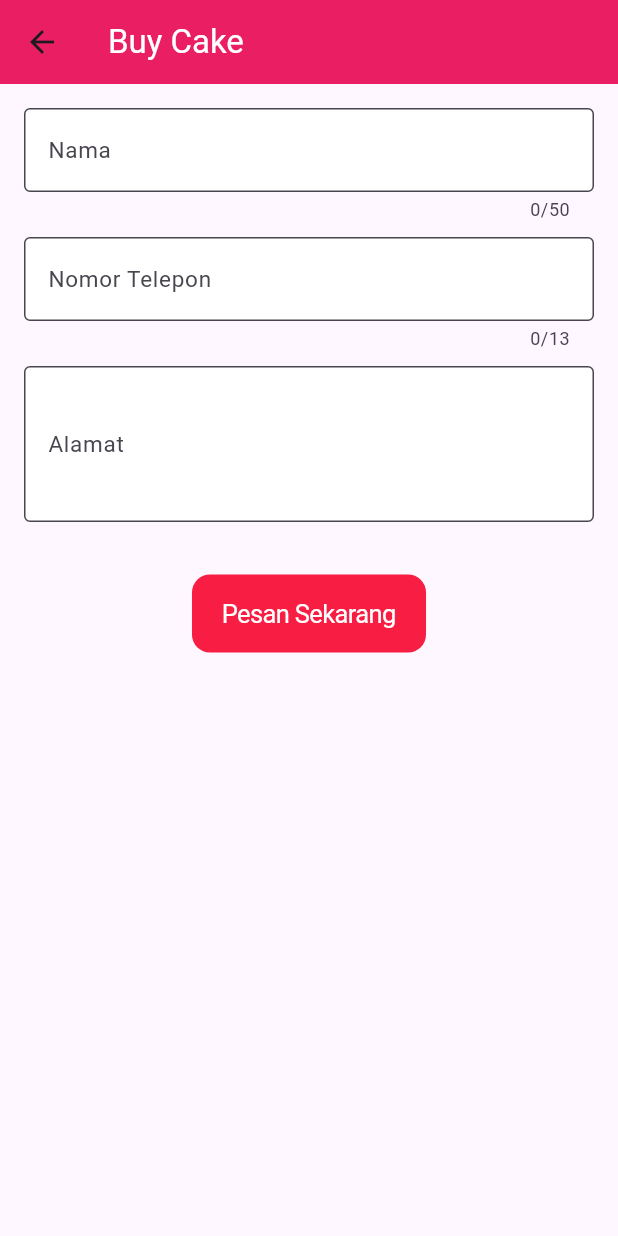
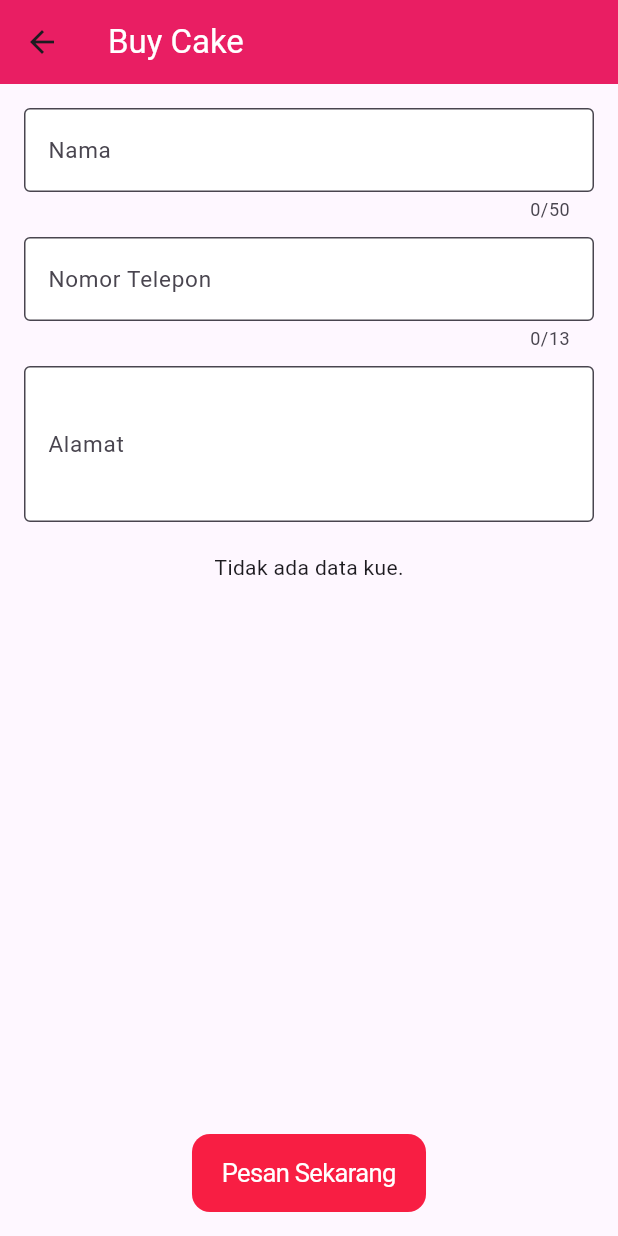
Before and after one commit to S0q0u/Amai_Bakery, a Flutter app: the input_bakery_page screen opened directly, on a phone screen of 412 x 824 dp. Run offline on Flutter 3.47's test engine with Material 3 defaults, Android fonts, the phone set to English and light mode, and no system bars; our stand-ins replace cloud_firestore, firebase_auth, firebase_core, introduction_screen; accounts and stored records are empty.

Commit message:
cake di shop dh sesuai, tapi gak tau kenapa price nya 0

```diff
--- a/lib/cake_collection.dart
+++ b/lib/cake_collection.dart
@@ -21,54 +21,16 @@ class Cake with ChangeNotifier {
 class CakeList with ChangeNotifier {
   final FirebaseServiceCake _firebaseServiceCake = FirebaseServiceCake();
   // Properti stream untuk mendengarkan perubahan pada daftar kue
-  StreamController<List<Cake>> _cakesController =
-  StreamController<List<Cake>>.broadcast();
+  StreamController<List<Cake>> _cakesController = StreamController<List<Cake>>.broadcast();
 
   // Stream untuk digunakan oleh StreamBuilder di ManageCake
   Stream<List<Cake>> get cakesStream => _cakesController.stream;
 
-  final List<Cake> _items = [
-    // Cake(
-    //   id: 'c1',
-    //   name: 'Roti Buaya',
-    //   description: 'tessssssssssss',
-    //   price: 200000,
-    //   imageUrl: 'https://i.ibb.co/cb2DdRy/buaya.jpg',
-    // ),
-    // Cake(
-    //   id: 'c2',
-    //   name: 'Kue Tart',
-    //   description: 'tessssssssssss',
-    //   price: 300000,
-    //   imageUrl: 'https://i.ibb.co/yqZSxW2/tart.jpg',
-    // ),
-    // Cake(
-    //   id: 'c3',
-    //   name: 'Donat',
-    //   description: 'tessssssssssss',
-    //   price: 55000,
-    //   imageUrl: 'https://i.ibb.co/FskqRwp/donat.jpg',
-    // ),
-    // Cake(
-    //   id: 'c4',
-    //   name: 'Bolu Gulung',
-    //   description: 'tessssssssssss',
-    //   price: 200000,
-    //   imageUrl: 'https://i.ibb.co/kcdBL7F/bolu.jpg',
-    // ),
-  ];
-
-  // mengembalikan salinan dari _items menggunakan operator spread (...)
-  // sehingga memastikan bahwa list yang dikembalikan bersifat immutable atau
-  // tidak dapat diubah dari luar kelas.
-  List<Cake> get items {
-    return [..._items];
-  }
-
   Cake? _selectedCake; // tambahkan properti selectedCake
 
-  Cake? get selectedCake =>
-      _selectedCake; // tambahkan getter untuk selectedCake
+  Cake? get selectedCake => _selectedCake; // tambahkan getter untuk selectedCake
+
+
 
   // Add
   // void addCake(Cake cake) async{
--- a/lib/input_bakery_page.dart
+++ b/lib/input_bakery_page.dart
@@ -5,6 +5,7 @@ import 'package:flutter/material.dart';
 import 'package:provider/provider.dart';
 import 'main.dart';
 import 'cake_collection.dart';
+import 'auth.dart';
 
 class input_bakery_page extends StatefulWidget {
   const input_bakery_page({Key? key});
@@ -25,12 +26,30 @@ class _InputPageState extends State<input_bakery_page> {
 
 
   // Fungsi untuk mengembalikan nilai jumlah yang harus dibayar
+  // int getTotal() {
+  //   int total = 0;
+  //   for (String item in quantities.keys) {
+  //     total += (cakeList.items.firstWhere((cake) => cake.name == item).price *
+  //             quantities[item]!)
+  //         .toInt();
+  //   }
+  //   return total;
+  // }
+  // int getTotal() {
+  //   int total = 0;
+  //   for (String item in quantities.keys) {
+  //     // Mengambil harga dari kue yang dipilih berdasarkan ID
+  //     double itemPrice = cakeList.selectedCake?.price ?? 0.0;
+  //
+  //     total += (itemPrice * quantities[item]!).toInt();
+  //   }
+  //   return total;
+  // }
   int getTotal() {
     int total = 0;
     for (String item in quantities.keys) {
-      total += (cakeList.items.firstWhere((cake) => cake.name == item).price *
-              quantities[item]!)
-          .toInt();
+      double itemPrice = cakeList.selectedCake?.price ?? 0.0;
+      total += (itemPrice * quantities[item]!).toInt();
     }
     return total;
   }
@@ -51,6 +70,7 @@ class _InputPageState extends State<input_bakery_page> {
     String addressValue = address.text;
 
     // Map untuk menyimpan data pesanan
+    // Map untuk menyimpan data pesanan
     Map<String, dynamic> order = {
       'name': nameValue,
       'phoneNumber': phoneNumberValue,
@@ -58,8 +78,7 @@ class _InputPageState extends State<input_bakery_page> {
       'items': List<Map<String, dynamic>>.from(quantities.entries.map((entry) {
         String itemName = entry.key;
         int itemQuantity = entry.value;
-        double itemPrice =
-            cakeList.items.firstWhere((cake) => cake.name == itemName).price;
+        double itemPrice = cakeList.selectedCake?.price ?? 0.0;
 
         return {
           'item': itemName,
@@ -280,12 +299,12 @@ class _InputPageState extends State<input_bakery_page> {
               ),
               for (String item in quantities.keys)
                 Text(
-                  //'$item: ${quantities[item]} x Rp ${menuPrices[item]}',
-                  '$item: ${quantities[item]} x Rp ${cakeList.items.firstWhere((cake) => cake.name == item).price}',
+                  '$item: ${quantities[item]} x Rp ${cakeList.selectedCake?.price ?? 0.0}',
                   style: const TextStyle(
                     color: Colors.white,
                   ),
                 ),
+
               Text(
                 ''
                 'Total: Rp ${getTotal()}',
@@ -345,7 +364,7 @@ class _InputPageState extends State<input_bakery_page> {
           ),
         ),
       ),
-      body: SingleChildScrollView(
+      body: Center(
         child: Center(
           child: Padding(
             padding: const EdgeInsets.all(16.0),
@@ -411,32 +430,43 @@ class _InputPageState extends State<input_bakery_page> {
 
                 const SizedBox(height: 20.0),
 
-                // Listview, separated digunakan untuk memisahkan tiap item
-                ListView.separated(
+                Expanded(
+                  child: StreamBuilder<List<Cake>>(
+                    stream: FirebaseServiceCake().getCakesStream(),
+                    builder: (context, snapshot) {
+                      if (snapshot.connectionState == ConnectionState.waiting) {
+                        return CircularProgressIndicator();
+                      } else if (snapshot.hasError) {
+                        return Text('Error: ${snapshot.error}');
+                      } else if (snapshot.data == null || snapshot.data!.isEmpty) {
+                        return Text('Tidak ada data kue.');
+                      } else {
+                        List<Cake> cakes = snapshot.data!;
+                        print('Number of cakes: ${cakes.length}');
+
+                        for (Cake cake in cakes) {
+                          print('Cake: ${cake.name}, Price: ${cake.price}');
+                        }
+                        return ListView.builder(
                           shrinkWrap: true,
-                  //itemCount: menuPrices.keys.length,
-                  itemCount: cakeList.items.length,
+                          itemCount: cakes.length,
                           itemBuilder: (context, index) {
-                    //String item = menuPrices.keys.toList()[index];
-                    Cake cake = cakeList.items[index];
+                            Cake cake = cakes[index];
                             return Row(
                               mainAxisAlignment: MainAxisAlignment.spaceBetween,
                               children: <Widget>[
                                 Text(
                                   cake.name,
-                          //style: Theme.of(context).textTheme.labelMedium,
                                   style: const TextStyle(
-                              color: Colors.black, fontSize: 15),
+                                    color: Colors.black,
+                                    fontSize: 15,
+                                  ),
                                 ),
                                 Row(
                                   children: <Widget>[
                                     FloatingActionButton(
                                       onPressed: () {
                                         setState(() {
-                                  // if (quantities.containsKey(item) &&
-                                  //     quantities[item]! > 0) {
-                                  //   quantities[item] = quantities[item]! - 1;
-                                  // }
                                           if (quantities.containsKey(cake.name) &&
                                               quantities[cake.name]! > 0) {
                                             quantities[cake.name] =
@@ -454,7 +484,6 @@ class _InputPageState extends State<input_bakery_page> {
                                     ),
                                     const SizedBox(width: 10.0),
                                     Text(
-                              //'${quantities[item] ?? 0}',
                                       '${quantities[cake.name] ?? 0}',
                                       style: const TextStyle(
                                           color: Colors.black, fontSize: 15),
@@ -463,11 +492,6 @@ class _InputPageState extends State<input_bakery_page> {
                                     FloatingActionButton(
                                       onPressed: () {
                                         setState(() {
-                                  // if (quantities.containsKey(item)) {
-                                  //   quantities[item] = quantities[item]! + 1;
-                                  // } else {
-                                  //   quantities[item] = 1;
-                                  // }
                                           if (quantities.containsKey(cake.name)) {
                                             quantities[cake.name] =
                                                 quantities[cake.name]! + 1;
@@ -485,13 +509,16 @@ class _InputPageState extends State<input_bakery_page> {
                                       ),
                                     ),
                                   ],
-                        ),
+                                )
                               ],
                             );
                           },
-                  separatorBuilder: (context, index) => const SizedBox(
-                      height: 10.0), // jarak antar item adalah 10
+                        );
+                      }
+                    },
                   ),
+                ),
+
                 const SizedBox(
                   height: 15,
                 ),
```
Also changed, not shown: lib/auth.dart (+24 -0 lines), lib/edit_cake.dart (+29 -14 lines). Lines whose indentation alone changed are shown as unchanged.
